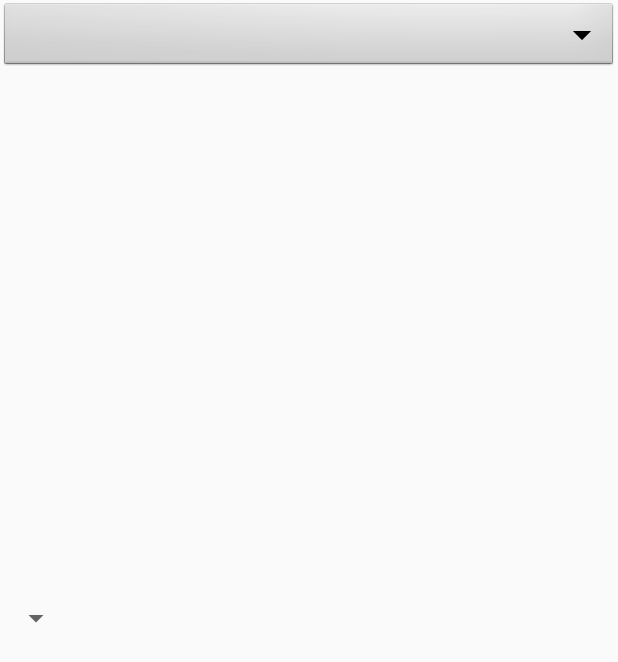
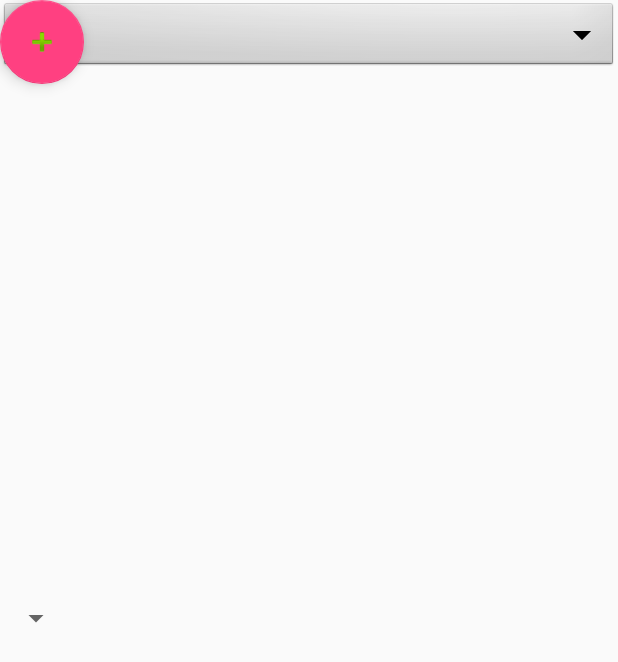
Before and after one commit to alsalamcse/EkrmaDonate, an Android app: the layout activity_food.xml on its own in the app's theme, with its tools: preview values and no code run, on a phone screen of 412 x 824 dp. Shown: the top 662 px of the screen. Run offline under Robolectric (Android 15) with nearby library versions, the phone set to English and light mode, and no system bars.

Commit message:
adding products

```diff
--- a/app/src/main/AndroidManifest.xml
+++ b/app/src/main/AndroidManifest.xml
@@ -19,7 +19,8 @@
         <activity android:name=".SignupActivity" />
         <activity android:name=".LoginActivity" />
         <activity android:name=".SplashActivity" />
-        <activity android:name=".ShowAllTasksActivity"></activity>
+        <activity android:name=".ShowAllTasksActivity" />
+        <activity android:name=".AddingActivity"></activity>
     </application>
 
 </manifest>
--- a/app/src/main/java/com/awad/ekrma/ekrmadonate/ItemlistFragment.java
+++ b/app/src/main/java/com/awad/ekrma/ekrmadonate/ItemlistFragment.java
@@ -27,7 +27,7 @@ import java.util.List;
  * Activities containing this fragment MUST implement the {@link MyTasksFragment.OnListFragmentInteractionListener}
  * interface.
  */
-class ExampleAdapter extends BaseAdapter {
+class  ExampleAdapter extends BaseAdapter {
     List<Product> products;
     private Activity context;
 
--- a/app/src/main/res/layout/activity_food.xml
+++ b/app/src/main/res/layout/activity_food.xml
@@ -12,10 +12,21 @@
         android:layout_height="match_parent" />
 
     <Spinner
-        android:id="@+id/spinner1"
+        android:id="@+id/spningre"
         android:layout_width="match_parent"
         android:layout_height="wrap_content"
         android:background="@android:drawable/btn_dropdown"
-        android:spinnerMode="dropdown"/>
+        android:spinnerMode="dropdown"
+        tools:layout_editor_absoluteY="8dp" />
+
+    <android.support.design.widget.FloatingActionButton
+        android:id="@+id/floatingActionButton"
+        android:layout_width="wrap_content"
+        android:layout_height="wrap_content"
+        android:clickable="true"
+        android:src="@android:color/background_light"
+        tools:layout_editor_absoluteX="326dp"
+        tools:layout_editor_absoluteY="453dp"
+        tools:src="@android:drawable/ic_input_add" />
 
 </android.support.constraint.ConstraintLayout>
--- a/app/src/main/res/layout/activity_splash.xml
+++ b/app/src/main/res/layout/activity_splash.xml
@@ -11,7 +11,7 @@
     android:Layout_paddingTop="16dp"
     android:Layout_paddingBottom="16dp"
     tools:context=".SplashActivity"
-    android:background="@drawable/retro-kitchen-cooking-home-handmade-vector-badges-logos-made-restaurant-logo-illustration-label-menu-90848646"
+    android:background="@drawable/images2"
     >
 
 </RelativeLayout>
```
Also changed, not shown: app/src/main/java/com/awad/ekrma/ekrmadonate/AddingActivity.java (added, +13 -0 lines), app/src/main/java/com/awad/ekrma/ekrmadonate/data/TabKha.java (+77 -4 lines), app/src/main/java/com/awad/ekrma/ekrmadonate/foodActivity.java (+17 -3 lines), app/src/main/res/layout/activity_adding.xml (added, +9 -0 lines), app/src/main/res/layout/task_item.xml (+12 -15 lines), app/src/main/res/drawable-v24/images2.jpg (added), app/src/main/res/drawable-v24/retro-kitchen-cooking-home-handmade-vector-badges-logos-made-restaurant-logo-illustration-label-menu-90848646.jpg (deleted), app/src/main/res/drawable/images.png (added).
